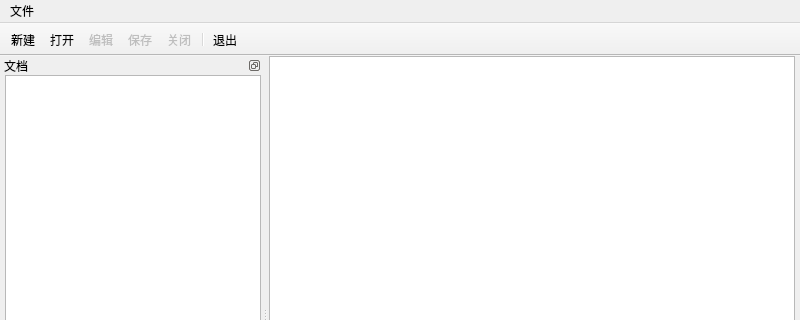
The window that mainwindow.ui (yileiren/YDocManager) describes before a commit, drawn with Qt 5; both pictures show x 0 to 800 and y 0 to 320 of the 800 by 600 pixel window.
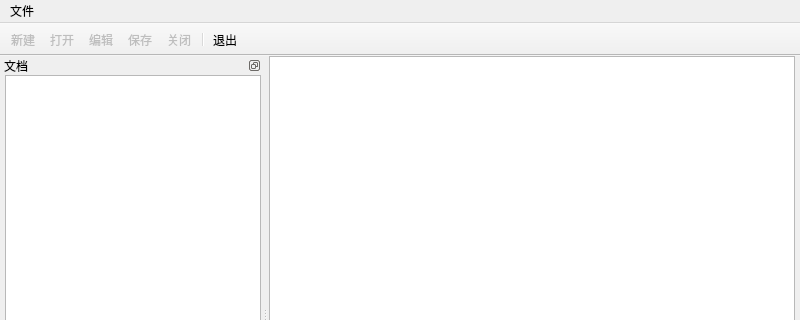
The same window after the commit. Icons and pictures are not drawn. Custom widgets are drawn as their Qt base class.

Commit message: 下班提交，创建、保存、打开文档还有问题

```diff
--- a/mainwindow.ui
+++ b/mainwindow.ui
@@ -91,6 +91,9 @@
    <addaction name="menu"/>
   </widget>
   <widget class="QToolBar" name="mainToolBar">
+   <property name="enabled">
+    <bool>true</bool>
+   </property>
    <property name="contextMenuPolicy">
     <enum>Qt::NoContextMenu</enum>
    </property>
@@ -198,6 +201,9 @@
    </widget>
   </widget>
   <action name="newDocAction">
+   <property name="enabled">
+    <bool>false</bool>
+   </property>
    <property name="icon">
     <iconset resource="images.qrc">
      <normaloff>:/images/menu/file/new.png</normaloff>:/images/menu/file/new.png</iconset>
@@ -210,6 +216,9 @@
    </property>
   </action>
   <action name="openDocAction">
+   <property name="enabled">
+    <bool>false</bool>
+   </property>
    <property name="icon">
     <iconset resource="images.qrc">
      <normaloff>:/images/menu/file/open.png</normaloff>:/images/menu/file/open.png</iconset>
```
The commit also changes 2 other files.
